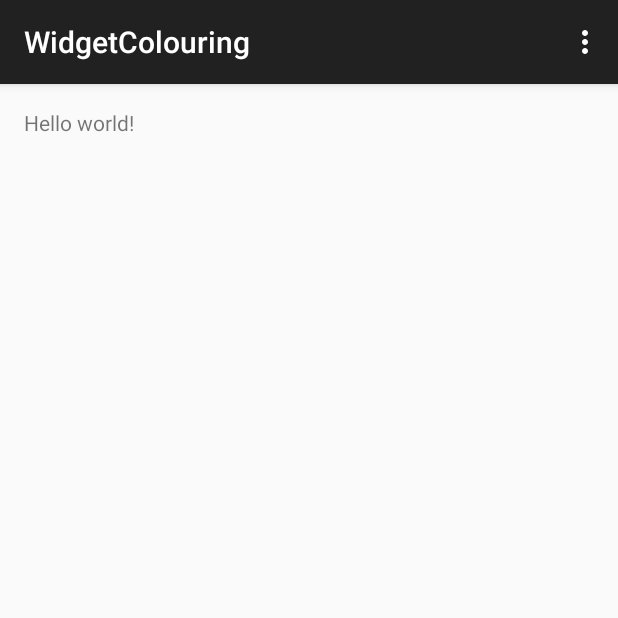
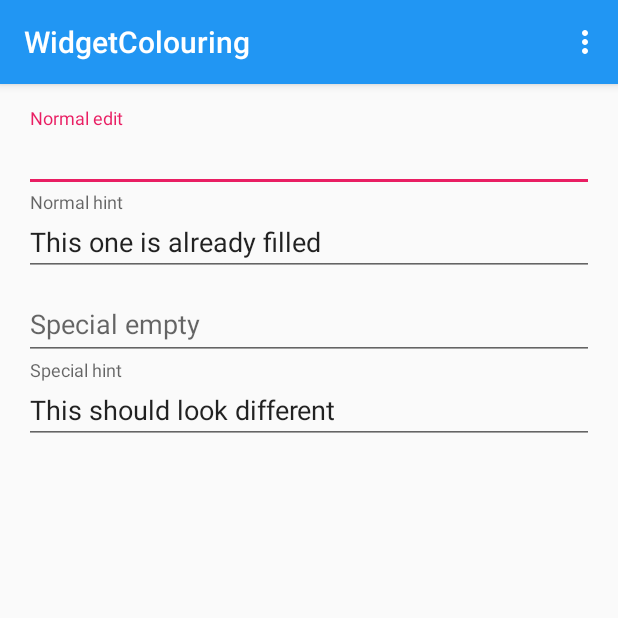
Before and after one commit to gradha/android-material-TextInputLayout-styles, an Android app: the screen it shows after launch (MainActivity), on a phone screen of 412 x 824 dp, the top half of it. Run offline under Robolectric (Android 15) with nearby library versions, the phone set to English and light mode, and no system bars.

Commit message:
Adds text input layout and edit texts.

```diff
--- a/app/src/main/res/layout/activity_main.xml
+++ b/app/src/main/res/layout/activity_main.xml
@@ -1,5 +1,6 @@
-<RelativeLayout xmlns:android="http://schemas.android.com/apk/res/android"
+<LinearLayout xmlns:android="http://schemas.android.com/apk/res/android"
               xmlns:tools="http://schemas.android.com/tools"
+              android:orientation="vertical"
               android:layout_width="match_parent"
               android:layout_height="match_parent"
               android:paddingLeft="@dimen/activity_horizontal_margin"
@@ -8,9 +9,53 @@
               android:paddingBottom="@dimen/activity_vertical_margin"
               tools:context=".MainActivity">
 
-    <TextView
-        android:text="@string/hello_world"
-        android:layout_width="wrap_content"
-        android:layout_height="wrap_content"/>
+    <android.support.design.widget.TextInputLayout
+        android:layout_width="fill_parent"
+        android:layout_height="wrap_content">
 
-</RelativeLayout>
+        <android.support.v7.widget.AppCompatEditText
+            android:layout_width="fill_parent"
+            android:layout_height="wrap_content"
+            android:hint="Normal edit"
+            />
+
+    </android.support.design.widget.TextInputLayout>
+
+    <android.support.design.widget.TextInputLayout
+        android:layout_width="fill_parent"
+        android:layout_height="wrap_content">
+
+        <android.support.v7.widget.AppCompatEditText
+            android:layout_width="fill_parent"
+            android:layout_height="wrap_content"
+            android:hint="Normal hint"
+            android:text="This one is already filled"
+            />
+
+    </android.support.design.widget.TextInputLayout>
+
+    <android.support.design.widget.TextInputLayout
+        android:layout_width="fill_parent"
+        android:layout_height="wrap_content">
+
+        <android.support.v7.widget.AppCompatEditText
+            android:layout_width="fill_parent"
+            android:layout_height="wrap_content"
+            android:hint="Special empty"
+            />
+
+    </android.support.design.widget.TextInputLayout>
+
+    <android.support.design.widget.TextInputLayout
+        android:layout_width="fill_parent"
+        android:layout_height="wrap_content">
+
+        <android.support.v7.widget.AppCompatEditText
+            android:layout_width="fill_parent"
+            android:layout_height="wrap_content"
+            android:hint="Special hint"
+            android:text="This should look different"
+            />
+
+    </android.support.design.widget.TextInputLayout>
+</LinearLayout>
--- a/app/src/main/res/values/styles.xml
+++ b/app/src/main/res/values/styles.xml
@@ -3,6 +3,9 @@
     <!-- Base application theme. -->
     <style name="AppTheme" parent="Theme.AppCompat.Light.DarkActionBar">
         <!-- Customize your theme here. -->
+        <item name="colorPrimary">#2196F3</item>
+        <item name="colorPrimaryDark">#1565C0</item>
+        <item name="colorAccent">#E91E63</item>
     </style>
 
 </resources>
```
Also changed, not shown: 1 other file. Lines whose indentation alone changed are shown as unchanged.
